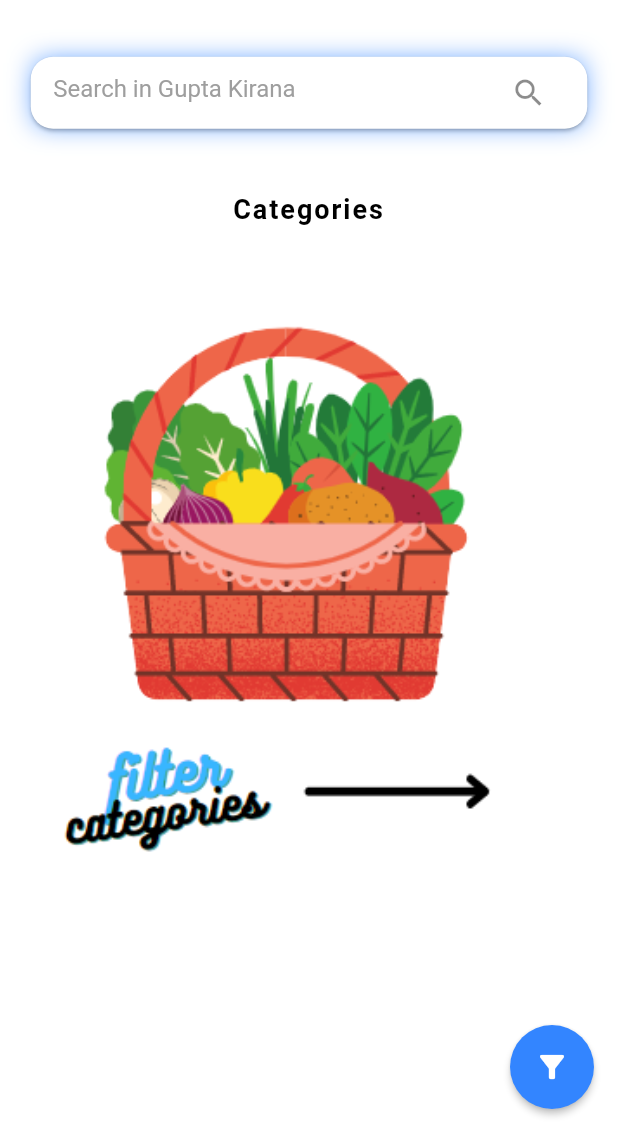
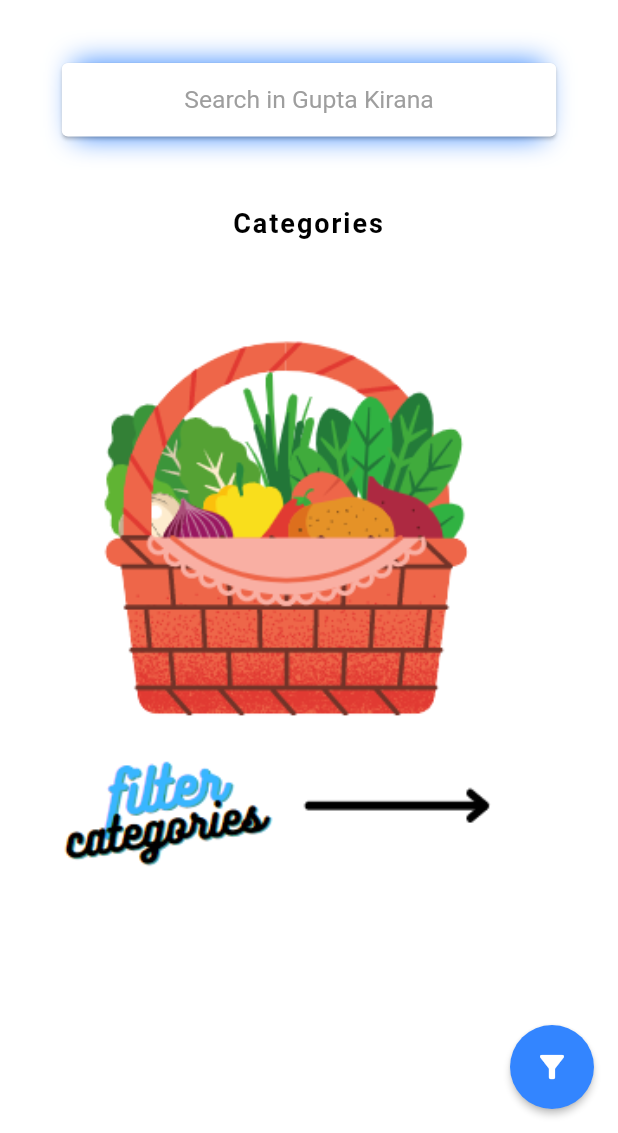
Before and after one commit to M-I-T-R-A/Mitra-App, a Flutter app: the HomeScreen screen opened directly, on a phone screen of 412 x 824 dp, the part 103-1236 px from its top. Run offline on Flutter 3.47's test engine with Material 2 defaults, Android fonts, the phone set to English and light mode, and no system bars; our stand-ins replace cloud_firestore, file_picker, firebase_auth, firebase_messaging, firebase_storage, flushbar and 12 more; missing offline and left inert: flutter_dialogflow, flutter_inappwebview, syncfusion_flutter_pdf, tesseract_ocr; accounts and stored records are empty; project files that could hold a hidden picture were left out.

Commit message:
Adde GLobal Search

```diff
--- a/lib/Screens/HomeScreen.dart
+++ b/lib/Screens/HomeScreen.dart
@@ -1,10 +1,10 @@
 import 'package:Mitra/Screens/Drawer.dart';
 import 'package:Mitra/Screens/Notifications.dart';
 import 'package:Mitra/Screens/Products.dart';
+import 'package:Mitra/Screens/SearchPicker.dart';
 import 'package:Mitra/Services/Groceries.dart';
 import 'package:Mitra/constants.dart';
 import 'package:flutter/material.dart';
-import 'package:flutter_spinkit/flutter_spinkit.dart';
 import 'package:page_transition/page_transition.dart';
 import 'package:shared_preferences/shared_preferences.dart';
 
@@ -17,6 +17,7 @@ class _CategoriesState extends State<HomeScreen> {
   double w, h;
   final GlobalKey<ScaffoldState> _scaffoldKey = new GlobalKey<ScaffoldState>();
   List<dynamic> allCategoryList;
+  String storeName = "Gupta Kirana";
   void initState() {
     super.initState();
     initstate();
@@ -132,28 +133,25 @@ class _CategoriesState extends State<HomeScreen> {
                 ],
               ),
               child: Card(
-                shape: RoundedRectangleBorder(
-                  borderRadius: BorderRadius.circular(15)
-                ),
+              margin: EdgeInsets.symmetric(vertical: 0.01 * h),
+              child: GestureDetector(
+                onTap: () => {
+                  Navigator.push(context, MaterialPageRoute(builder: (context) => SearchPicker(header: "Search in " + storeName)))
+                },
                 child: Container(
-                  padding: EdgeInsets.symmetric(
-                    horizontal: 15,
-                  ),
-                  child: TextField(
-                    decoration: InputDecoration(
-                      suffixIcon: Icon(Icons.search),
-                      border: InputBorder.none,
-                      hintText: "Search in Gupta Kirana",
-                      hintStyle: TextStyle(
-                        color: grey,
-                        fontSize: 16)
-                      ),
-                    style: TextStyle(
-                      fontSize: 16,
-                    )
-                  ),
+                  width: 0.8 *  MediaQuery.of(context).size.width,
+                  padding: EdgeInsets.symmetric(horizontal: 25, vertical: 15),
+                  child: Center(
+                    child: Text("Search in " + storeName,
+                      style: TextStyle(
+                        fontSize: 0.02 *  MediaQuery.of(context).size.height,
+                        color: grey
+                      )
+                    ),
+                  )
                 ),
               ),
+            ),
             ),
             Container(
                 margin: EdgeInsets.only(top: 5),
```
Also changed, not shown: lib/Screens/Products.dart (+27 -29 lines), lib/Screens/SearchPicker.dart (added, +125 -0 lines), assets/images/search.png (added).
